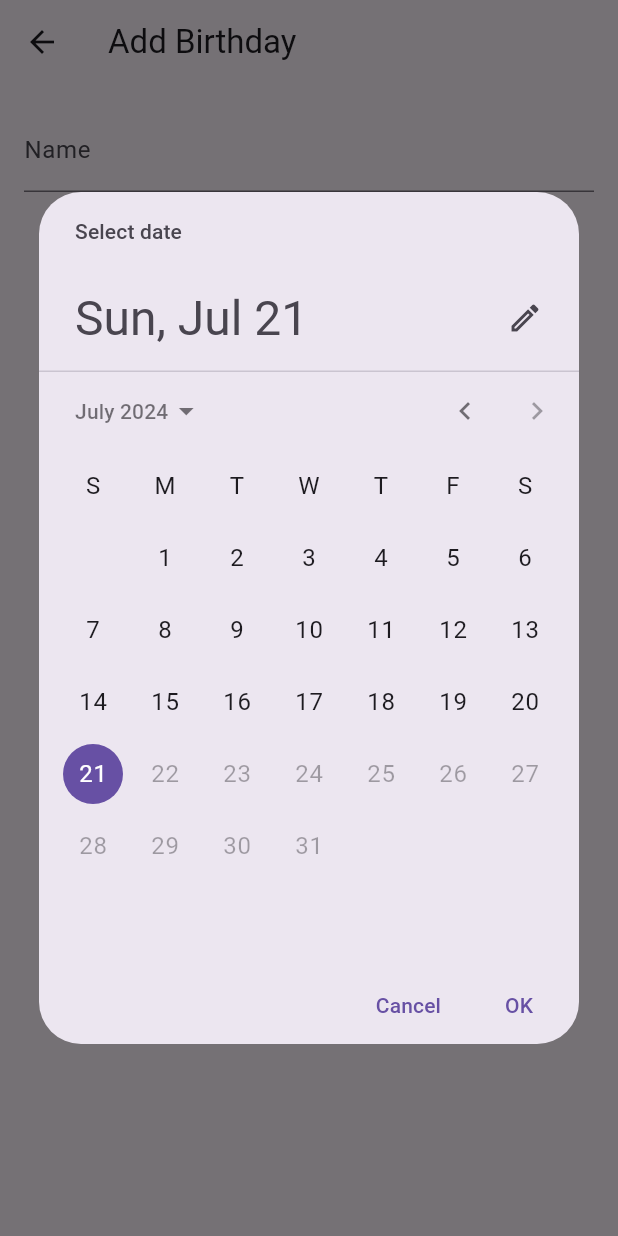
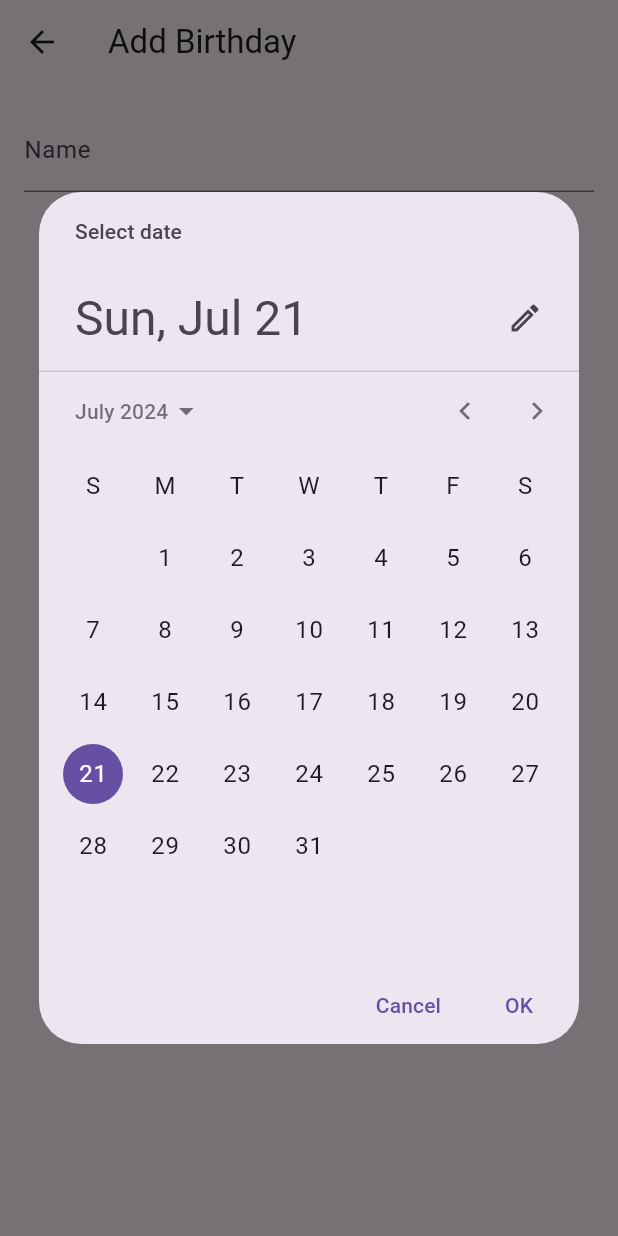
Before and after one commit to siddhant-rajhans/birthy, a Flutter app: the AddBirthdayScreen screen opened directly with empty values, after a tap on "Select Date", on a phone screen of 412 x 824 dp. Run offline on Flutter 3.47's test engine with Material 3 defaults, Android fonts, the phone set to English and light mode, and no system bars; our stand-ins replace flutter_local_notifications, hive_flutter, timezone; accounts and stored records are empty; statements that could not run were skipped.

Commit message:
Added unique ID generation and editing functionality to the add birthday screen.

```diff
--- a/lib/add_birthday_screen.dart
+++ b/lib/add_birthday_screen.dart
@@ -1,5 +1,6 @@
 import 'package:flutter/material.dart';
 import 'package:intl/intl.dart';
+import 'package:uuid/uuid.dart';
 
 import 'birthday_model.dart';
 
@@ -7,19 +8,31 @@ class AddBirthdayScreen extends StatefulWidget {
   final Function(Birthday) onBirthdayAdded;
   final Birthday? initialBirthday; // Can be null for new birthdays
 
-  const AddBirthdayScreen({Key? key, required this.onBirthdayAdded, this.initialBirthday}) : super(key: key);
+  const AddBirthdayScreen(
+      {Key? key, required this.onBirthdayAdded, this.initialBirthday})
+      : super(key: key);
 
   @override
   State<AddBirthdayScreen> createState() => _AddBirthdayScreenState();
 }
-
 
 class _AddBirthdayScreenState extends State<AddBirthdayScreen> {
   final _nameController = TextEditingController();
   DateTime? _selectedDate;
   int? _id; // Initialize id to null
 
+  @override
+  void initState() {
+    super.initState();
+    if (widget.initialBirthday != null) {
+      _nameController.text = widget.initialBirthday!.name;
+      _selectedDate = widget.initialBirthday!.dateOfBirth;
+      _id = widget.initialBirthday!.id;
+    }
+  }
+
   int generateUniqueId() {
+    var uuid = const Uuid();
     return uuid.v4().hashCode;
   }
 
@@ -40,23 +53,25 @@ class _AddBirthdayScreenState extends State<AddBirthdayScreen> {
             const SizedBox(height: 16.0),
             TextButton(
               onPressed: () => _selectDate(context),
-              child: Text(_selectedDate?.toString().split(' ').first ?? 'Select Date'),
+              child: Text(
+                  _selectedDate?.toString().split(' ').first ?? 'Select Date'),
             ),
             const SizedBox(height: 16.0),
             ElevatedButton(
               onPressed: () {
-                if (_nameController.text.isNotEmpty && _selectedDate != null) {
-                  _id ??= generateUniqueId(); // Generate ID if not already set
+                if (_nameController.text.isNotEmpty &&
+                    _selectedDate != null) {
                   final birthday = Birthday(
                     name: _nameController.text,
-                    dateOfBirth: DateTime(_selectedDate!.year, _selectedDate!.month, _selectedDate!.day),
-                    id: _id!,
+                    dateOfBirth: DateTime(_selectedDate!.year,
+                        _selectedDate!.month, _selectedDate!.day),
+                    id: _id ?? generateUniqueId(),
                   );
                   widget.onBirthdayAdded(birthday);
-                  Navigator.pop(context); // Access context from Stateful Widget
+                  Navigator.pop(context);
                 }
               },
-              child: const Text('Add Birthday'),
+              child: const Text('Save Birthday'),
             ),
           ],
         ),
@@ -65,15 +80,16 @@ class _AddBirthdayScreenState extends State<AddBirthdayScreen> {
   }
 
   Future<void> _selectDate(BuildContext context) async {
-    final selectedDate = await showDatePicker(
+    final DateTime? picked = await showDatePicker(
       context: context,
-      initialDate: DateTime.now(),
+      initialDate: _selectedDate ?? DateTime.now(),
       firstDate: DateTime(1900),
-      lastDate: DateTime.now(),
+      lastDate: DateTime(2100),
     );
-    if (selectedDate != null) {
+
+    if (picked != null && picked != _selectedDate) {
       setState(() {
-        _selectedDate = selectedDate;
+        _selectedDate = picked;
       });
     }
   }
```
